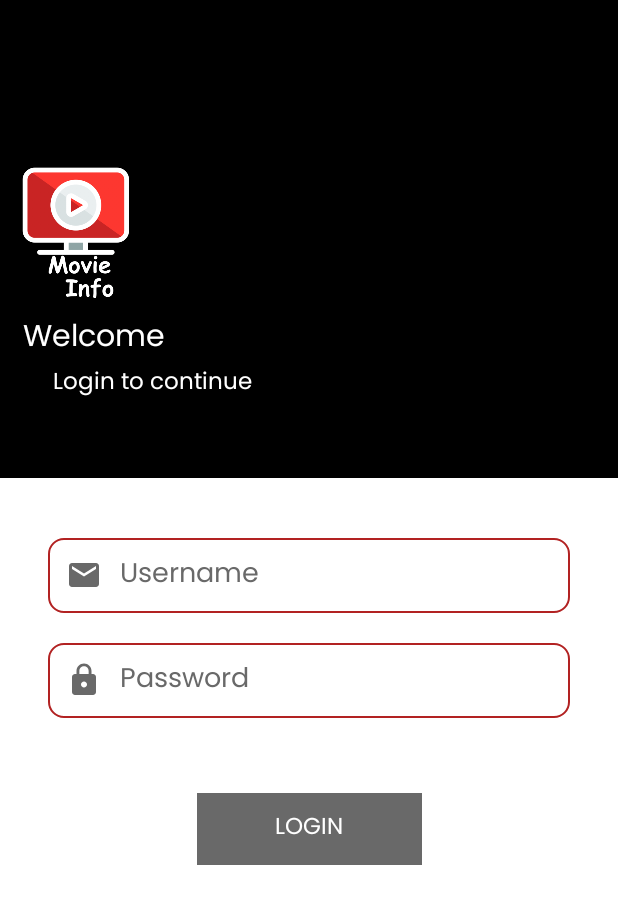
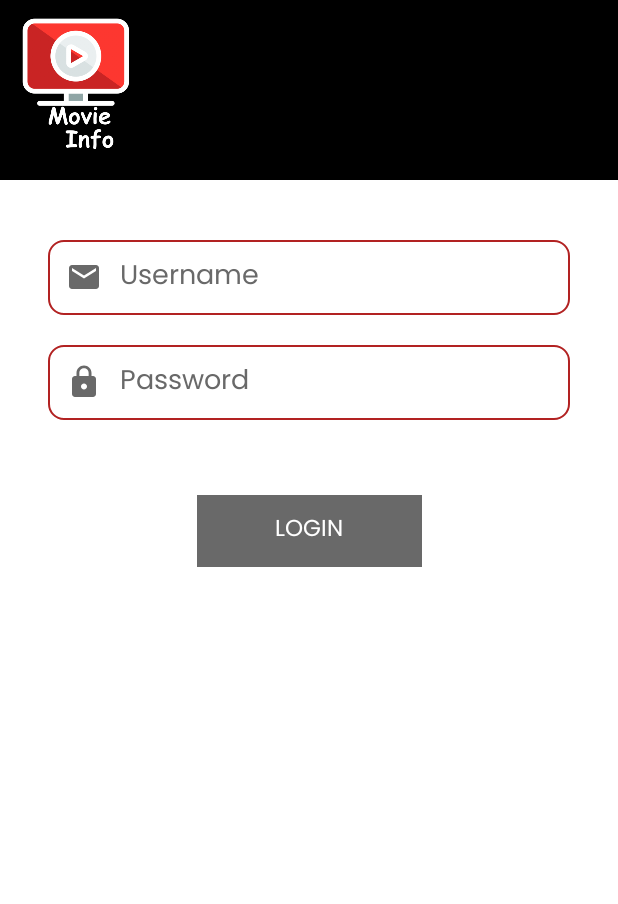
Before and after one commit to psparum/movie-info, an Android app: the screen it shows after launch (LoginActivity), on a phone screen of 412 x 824 dp. Shown: the top 904 px of the screen. Run offline under Robolectric (Android 15) with nearby library versions, the phone set to English and light mode, and no system bars.

Commit message:
get User Login data request

```diff
--- /dev/null
+++ b/app/src/main/java/com/arum/movieinfo/model/GetSessionRequest.kt
@@ -0,0 +1,5 @@
+package com.arum.movieinfo.model
+
+data class GetSessionRequest(
+    val request_token: String
+)
--- /dev/null
+++ b/app/src/main/java/com/arum/movieinfo/model/GetSessionResponse.kt
@@ -0,0 +1,6 @@
+package com.arum.movieinfo.model
+
+data class GetSessionResponse(
+    val success: Boolean,
+    val session_id: String
+)
--- /dev/null
+++ b/app/src/main/java/com/arum/movieinfo/network/ApiService.kt
@@ -0,0 +1,35 @@
+package com.arum.bottomnavigation.network
+
+import com.arum.movieinfo.model.*
+import retrofit2.Call
+import retrofit2.http.Body
+import retrofit2.http.GET
+import retrofit2.http.POST
+import retrofit2.http.Query
+
+interface ApiService {
+
+    @GET("authentication/token/new")
+    fun getRequestToken(
+        @Query("api_key") api_key: String = "494caa05ffee149393c1cbf76a22d3f3"
+    ): Call<RequestTokenResponse>
+
+    @POST("authentication/token/validate_with_login")
+    fun postLoginData(
+        @Query("api_key") api_key: String = "494caa05ffee149393c1cbf76a22d3f3",
+        @Body request: LoginDataRequest
+    ): Call<LoginDataResponse>
+
+    @POST("authentication/session/new")
+    fun getSessionData(
+        @Query("api_key") api_key: String = "494caa05ffee149393c1cbf76a22d3f3",
+        @Body request: GetSessionRequest
+    ): Call<GetSessionResponse>
+
+    @GET("account")
+    fun getUserData(
+        @Query("api_key") api_key: String = "494caa05ffee149393c1cbf76a22d3f3",
+        @Query("session_id") session_id: String
+    ): Call<UserData>
+
+}
--- /dev/null
+++ b/app/src/main/java/com/arum/movieinfo/network/NetworkConfig.kt
@@ -0,0 +1,31 @@
+package com.arum.bottomnavigation.network
+
+import okhttp3.OkHttpClient
+import okhttp3.logging.HttpLoggingInterceptor
+import retrofit2.Retrofit
+import retrofit2.converter.gson.GsonConverterFactory
+
+class NetworkConfig {
+
+    fun getInterceptor () : OkHttpClient {
+        val logging = HttpLoggingInterceptor()
+        logging.level = HttpLoggingInterceptor.Level.BODY
+
+        val okHttpClient = OkHttpClient.Builder()
+            .addInterceptor(logging)
+            .build()
+
+        return  okHttpClient
+    }
+
+    fun getRetrofit(): Retrofit {
+
+        return Retrofit.Builder()
+            .baseUrl("https://api.themoviedb.org/3/")
+            .client(getInterceptor())
+            .addConverterFactory(GsonConverterFactory.create())
+            .build()
+    }
+
+    fun getService() = getRetrofit().create(ApiService::class.java)
+}
--- a/app/src/main/res/layout/activity_login.xml
+++ b/app/src/main/res/layout/activity_login.xml
@@ -25,8 +25,8 @@
                 android:layout_width="match_parent"
                 android:layout_height="0dp"
                 android:background="@color/black"
-                android:paddingTop="50dp"
-                android:paddingBottom="50dp"
+                android:paddingTop="10dp"
+                android:paddingBottom="10dp"
                 app:layout_constraintStart_toStartOf="parent"
                 app:layout_constraintTop_toTopOf="parent">
 
@@ -40,24 +40,6 @@
                     app:layout_constraintStart_toStartOf="parent"
                     app:layout_constraintTop_toTopOf="parent" />
 
-                <TextView
-                    android:id="@+id/tvWelcome"
-                    android:layout_width="match_parent"
-                    android:layout_height="0dp"
-                    android:layout_marginStart="15dp"
-                    android:text="Welcome"
-                    android:textSize="20dp"
-                    app:layout_constraintStart_toStartOf="parent"
-                    app:layout_constraintTop_toBottomOf="@id/ivSplashLogin" />
-
-                <TextView
-                    android:layout_width="match_parent"
-                    android:layout_height="0dp"
-                    android:layout_marginStart="35dp"
-                    android:text="Login to continue"
-                    android:textSize="15sp"
-                    app:layout_constraintStart_toStartOf="parent"
-                    app:layout_constraintTop_toBottomOf="@id/tvWelcome" />
 
             </androidx.constraintlayout.widget.ConstraintLayout>
 
@@ -146,16 +128,18 @@
                 <TextView
                     android:id="@+id/tvShowpw"
                     android:layout_width="wrap_content"
-                    android:layout_height="wrap_content"
-                    android:layout_marginTop="16dp"
-                    android:text="Show password"
+                    android:layout_height="0dp"
+                    android:text="SHOW"
                     android:visibility="gone"
+                    android:gravity="center_vertical"
                     tools:visibility="visible"
                     android:textColor="@color/abu_tua"
                     app:fontFamily="@font/poppins_regular"
                     android:textSize="12sp"
-                    app:layout_constraintEnd_toEndOf="@id/etPassword"
-                    app:layout_constraintTop_toBottomOf="@id/etPassword" />
+                    android:layout_marginEnd="16dp"
+                    app:layout_constraintTop_toTopOf="@id/etPassword"
+                    app:layout_constraintBottom_toBottomOf="@id/etPassword"
+                    app:layout_constraintEnd_toEndOf="@id/etPassword"/>
 
                 <Button
                     android:layout_width="150dp"
```
Also changed, not shown: app/src/main/java/com/arum/movieinfo/LoginActivity.kt (+84 -2 lines), app/src/main/java/com/arum/movieinfo/model/LoginDataRequest.kt (added, +7 -0 lines), app/src/main/java/com/arum/movieinfo/model/LoginDataResponse.kt (added, +7 -0 lines), app/src/main/java/com/arum/movieinfo/model/RequestTokenResponse.kt (added, +7 -0 lines), app/src/main/java/com/arum/movieinfo/model/UserData.kt (added, +20 -0 lines).
